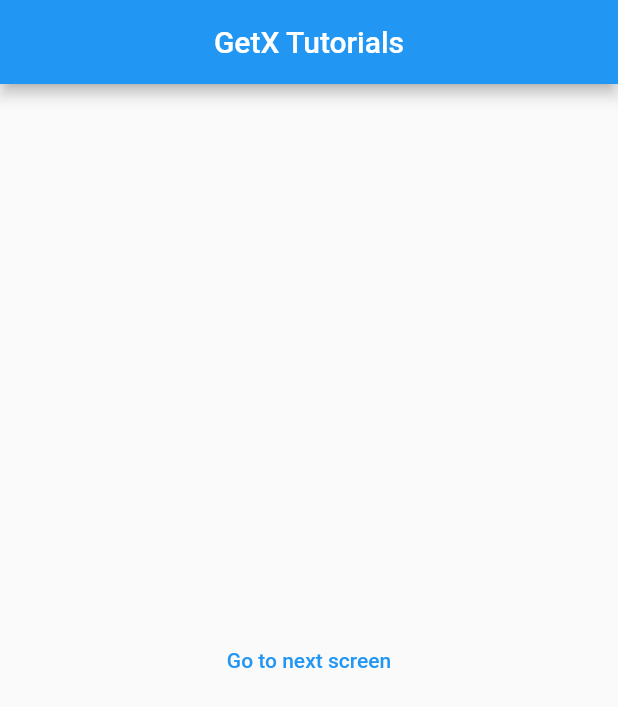
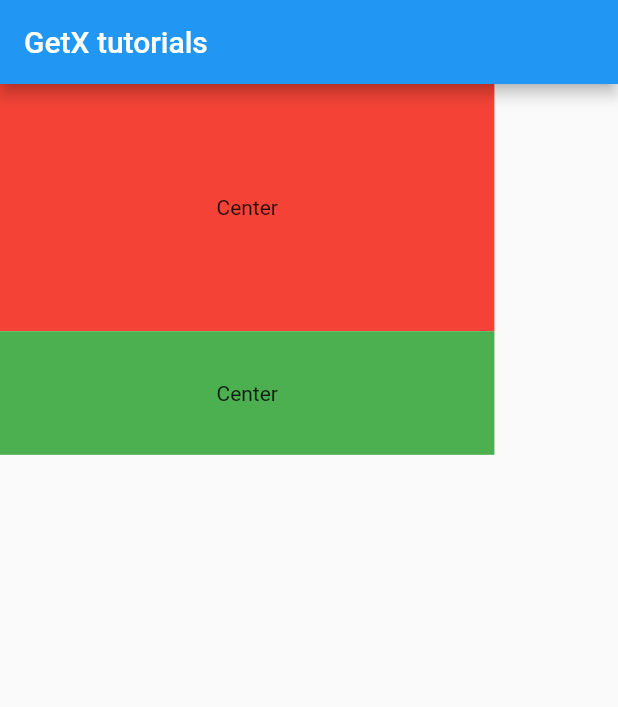
Before and after one commit to jaythanki18/Flutter_GetX, a Flutter app: the screen it shows after launch, on a phone screen of 412 x 824 dp. Shown: the top 707 px of the screen. Run offline on Flutter 3.47's test engine with Material 2 defaults, Android fonts, the phone set to English and light mode, and no system bars; our stand-ins replace get.

Commit message:
Get height & Get width

```diff
--- a/lib/home_screen.dart
+++ b/lib/home_screen.dart
@@ -14,20 +14,22 @@ class _HomeScreenState extends State<HomeScreen> {
   Widget build(BuildContext context) {
     return Scaffold(
       appBar: AppBar(
-        title: Center(child: Text("GetX Tutorials")),
+        title: Text("GetX tutorials"),
       ),
       body: Column(
-        mainAxisAlignment: MainAxisAlignment.center,
-        crossAxisAlignment: CrossAxisAlignment.center,
         children: [
-          Center(child: TextButton(onPressed: (){
-            //Get.to(ScreenOne(name: " Jay Thanki",));
-            Get.toNamed('/ScreenOne',arguments: [
-              ' Jay',
-              ' Thanki'
-            ]);
-            //Navigator.push(context, MaterialPageRoute(builder: (context)=>ScreenOne()));
-          },child: Text("Go to next screen"),),)
+          Container(
+            height: Get.height * 0.2,
+            width: Get.width * 0.8,
+            color: Colors.red,
+            child: Center(child: Text("Center"),),
+          ),
+          Container(
+            height: Get.height * 0.1 ,
+            width: Get.width * 0.8,
+            color: Colors.green,
+            child: Center(child: Text("Center"),),
+          )
         ],
       ),
     );
```
